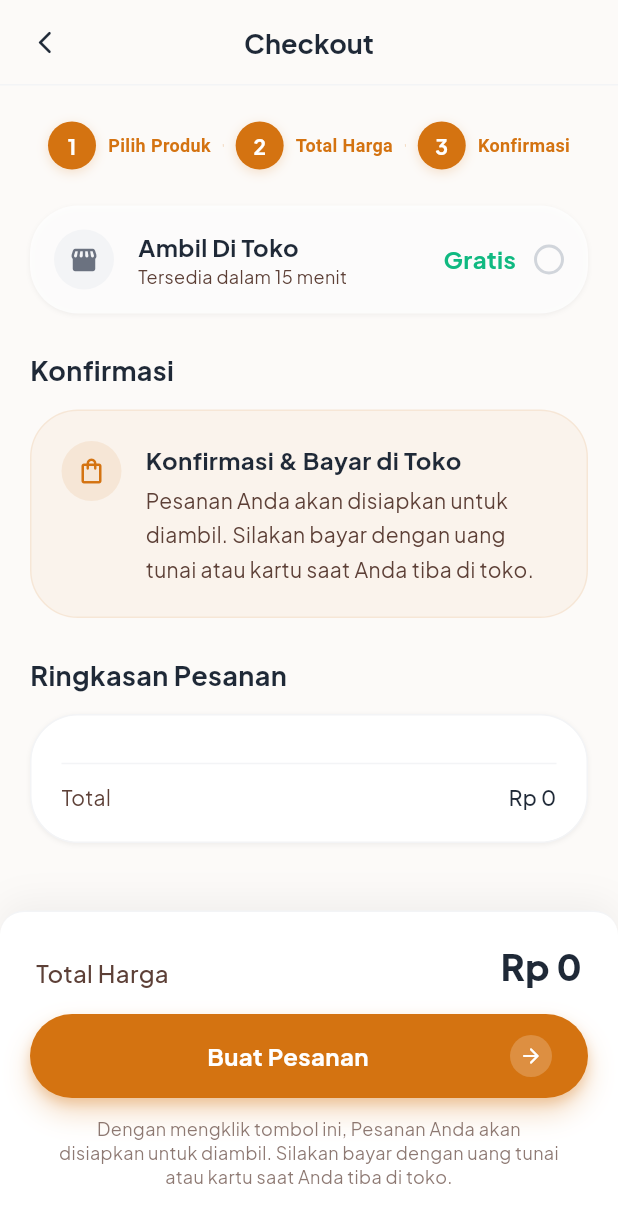
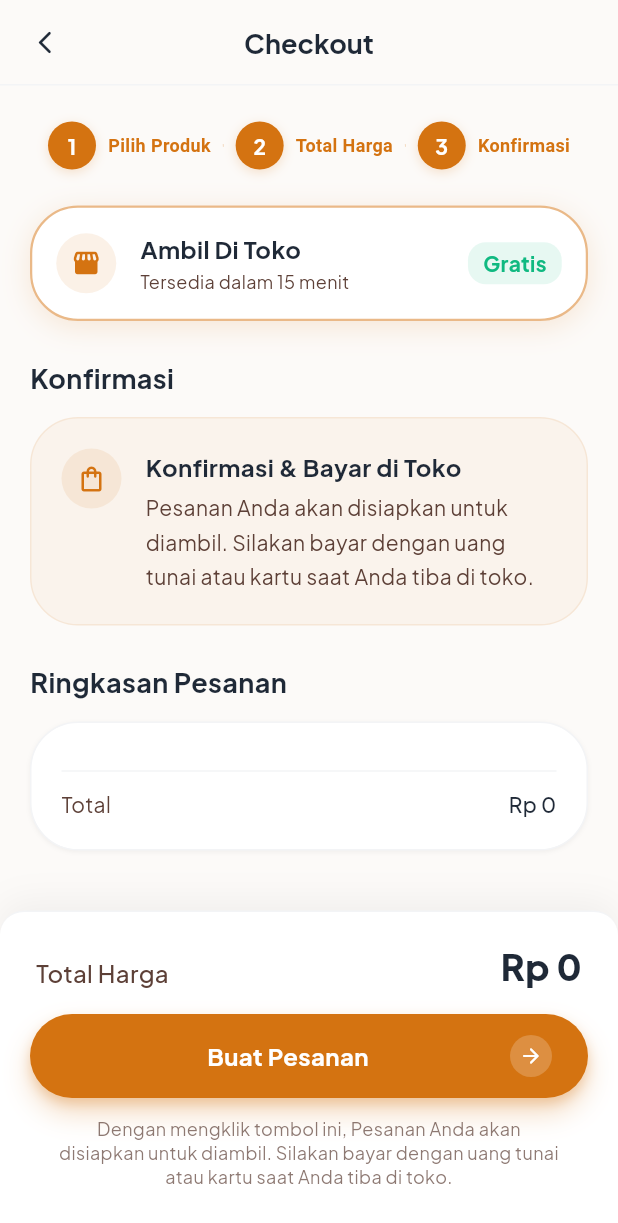
Before and after one commit to mrafiabi123-crypto/project_roti_515, a Flutter app: the CheckoutScreen screen opened by its route, on a phone screen of 412 x 824 dp. Shown: the top 1223 px of the screen. Run offline on Flutter 3.47's test engine with Material 3 defaults, Android fonts, the phone set to English and light mode, and no system bars; our stand-ins replace device_preview, fl_chart, font_awesome_flutter, google_fonts, google_sign_in, image_picker and 2 more; missing offline and left inert: dart:ui_web; accounts and stored records are empty.

Commit message:
feat: implementasi alur checkout dan sukses pembayaran

```diff
--- a/lib/features/cart/screens/checkout_screen.dart
+++ b/lib/features/cart/screens/checkout_screen.dart
@@ -4,12 +4,12 @@ import 'package:provider/provider.dart';
 import 'package:http/http.dart' as http;
 import 'package:google_fonts/google_fonts.dart';
 
-import '../../../core/constants/app_colors.dart';
 import '../../../routes/app_routes.dart';
 import '../../auth/providers/auth_provider.dart';
 import '../providers/cart_provider.dart';
 import '../widgets/checkout_widgets.dart';
 import '../../../core/network/api_service.dart';
+import 'package:roti_515/core/theme/app_theme.dart';
 
 class CheckoutScreen extends StatefulWidget {
   const CheckoutScreen({super.key});
@@ -19,7 +19,7 @@ class CheckoutScreen extends StatefulWidget {
 }
 class _CheckoutScreenState extends State<CheckoutScreen> {
   bool _isOrdering = false;
-  static const int _deliveryFee = 0;
+  static final int _deliveryFee = 0;
   String _guestAddress = "Ambil Di Toko";
 
   @override
@@ -89,10 +89,8 @@ class _CheckoutScreenState extends State<CheckoutScreen> {
       );
 
       if (response.statusCode == 200) {
-        // Generasi kode pesanan unik (Contoh: ORD-X7A1)
-        final String timestampStr = DateTime.now().millisecondsSinceEpoch.toRadixString(36).toUpperCase();
-        final String randomStr = timestampStr.substring(timestampStr.length.clamp(4, 99) - 4);
-        final String orderCode = 'ORD-$randomStr';
+        final data = jsonDecode(response.body);
+        final String orderCode = data['order_ref'] ?? '#ROTI515-${data['order_id']}';
 
         cart.clearCart();
         if (!context.mounted) return;
@@ -113,8 +111,8 @@ class _CheckoutScreenState extends State<CheckoutScreen> {
       ScaffoldMessenger.of(currentContext).showSnackBar(
         SnackBar(
           content: Text("Error: $e",
-              style: GoogleFonts.plusJakartaSans(color: AppColors.white)),
-          backgroundColor: AppColors.error,
+              style: GoogleFonts.plusJakartaSans(color: context.colors.white)),
+          backgroundColor: context.colors.error,
         ),
       );
     } finally {
@@ -129,18 +127,18 @@ class _CheckoutScreenState extends State<CheckoutScreen> {
     final cart = Provider.of<CartProvider>(context);
 
     return Scaffold(
-      backgroundColor: AppColors.bgColor,
+      backgroundColor: context.colors.bgColor,
       appBar: _buildAppBar(),
       body: Stack(
         children: [
           SingleChildScrollView(
-            padding: const EdgeInsets.only(bottom: 220),
+            padding: EdgeInsets.only(bottom: 220),
             child: Column(
               crossAxisAlignment: CrossAxisAlignment.start,
               children: [
-                const CheckoutStepper(),
-                const CheckoutDeliveryOption(),
-                const CheckoutConfirmationCard(),
+                CheckoutStepper(),
+                CheckoutDeliveryOption(),
+                CheckoutConfirmationCard(),
                 CheckoutOrderSummary(cart: cart, deliveryFee: _deliveryFee),
               ],
             ),
@@ -161,7 +159,7 @@ class _CheckoutScreenState extends State<CheckoutScreen> {
 
   PreferredSizeWidget _buildAppBar() {
     return AppBar(
-      backgroundColor: AppColors.bgColor.withValues(alpha: 0.95),
+      backgroundColor: context.colors.bgColor.withValues(alpha: 0.95),
       elevation: 0,
       scrolledUnderElevation: 0,
       leadingWidth: 60,
@@ -171,9 +169,9 @@ class _CheckoutScreenState extends State<CheckoutScreen> {
           child: Container(
             width: 40,
             height: 40,
-            decoration: const BoxDecoration(shape: BoxShape.circle),
-            child: const Icon(Icons.arrow_back_ios_new_rounded,
-                color: AppColors.textDark, size: 18),
+            decoration: BoxDecoration(shape: BoxShape.circle),
+            child: Icon(Icons.arrow_back_ios_new_rounded,
+                color: context.colors.textDark, size: 18),
           ),
         ),
       ),
@@ -181,15 +179,15 @@ class _CheckoutScreenState extends State<CheckoutScreen> {
       title: Text(
         'Checkout',
         style: GoogleFonts.plusJakartaSans(
-          color: AppColors.textDark,
+          color: context.colors.textDark,
           fontWeight: FontWeight.w700,
           fontSize: 18,
           height: 22.5 / 18,
         ),
       ),
       bottom: PreferredSize(
-        preferredSize: const Size.fromHeight(1),
-        child: Container(color: const Color(0xFFF3F4F6), height: 1),
+        preferredSize: Size.fromHeight(1),
+        child: Container(color: Color(0xFFF3F4F6), height: 1),
       ),
     );
   }
--- a/lib/features/cart/widgets/checkout/checkout_confirmation_card.dart
+++ b/lib/features/cart/widgets/checkout/checkout_confirmation_card.dart
@@ -1,6 +1,6 @@
 import 'package:flutter/material.dart';
-import '../../../../core/constants/app_colors.dart';
 import 'checkout_styles.dart';
+import 'package:roti_515/core/theme/app_theme.dart';
 
 /// Kartu konfirmasi bayar di toko.
 class CheckoutConfirmationCard extends StatelessWidget {
@@ -13,38 +13,38 @@ class CheckoutConfirmationCard extends StatelessWidget {
           crossAxisAlignment: CrossAxisAlignment.start,
           children: [
             Text('Konfirmasi',
-                style: jakartaBold(18, AppColors.textDark, height: 28 / 18)),
-            const SizedBox(height: 12),
+                style: jakartaBold(18, context.colors.textDark, height: 28 / 18)),
+            SizedBox(height: 12),
             Container(
-              padding: const EdgeInsets.all(20),
+              padding: EdgeInsets.all(20),
               decoration: BoxDecoration(
-                color: AppColors.primaryOrange.withValues(alpha: 0.05),
+                color: context.colors.primaryOrange.withValues(alpha: 0.05),
                 borderRadius: BorderRadius.circular(32),
                 border: Border.all(
-                    color: AppColors.primaryOrange.withValues(alpha: 0.10)),
+                    color: context.colors.primaryOrange.withValues(alpha: 0.10)),
               ),
               child: Row(
                 crossAxisAlignment: CrossAxisAlignment.start,
                 children: [
                   CircleIconWidget(
                     icon: Icons.shopping_bag_outlined,
-                    bg: AppColors.primaryOrange.withValues(alpha: 0.10),
-                    color: AppColors.primaryOrange,
-                    margin: const EdgeInsets.only(right: 16),
+                    bg: context.colors.primaryOrange.withValues(alpha: 0.10),
+                    color: context.colors.primaryOrange,
+                    margin: EdgeInsets.only(right: 16),
                   ),
                   Expanded(
                     child: Column(
                       crossAxisAlignment: CrossAxisAlignment.start,
                       children: [
                         Text('Konfirmasi & Bayar di Toko',
-                            style: jakartaBold(16, AppColors.textDark,
+                            style: jakartaBold(16, context.colors.textDark,
                                 height: 24 / 16)),
-                        const SizedBox(height: 4),
+                        SizedBox(height: 4),
                         Text(
                           'Pesanan Anda akan disiapkan untuk diambil. '
                           'Silakan bayar dengan uang tunai atau kartu '
                           'saat Anda tiba di toko.',
-                          style: jakartaRegular(14, AppColors.textBrown,
+                          style: jakartaRegular(14, context.colors.textBrown,
                               height: 1.625),
                         ),
                       ],
--- a/lib/features/cart/widgets/checkout/checkout_delivery_option.dart
+++ b/lib/features/cart/widgets/checkout/checkout_delivery_option.dart
@@ -1,6 +1,6 @@
 import 'package:flutter/material.dart';
-import '../../../../core/constants/app_colors.dart';
 import 'checkout_styles.dart';
+import 'package:roti_515/core/theme/app_theme.dart';
 
 /// Opsi pengambilan produk — "Ambil Di Toko".
 class CheckoutDeliveryOption extends StatelessWidget {
@@ -10,41 +10,49 @@ class CheckoutDeliveryOption extends StatelessWidget {
   Widget build(BuildContext context) => Padding(
         padding: kSectionPadding,
         child: Container(
-          padding: const EdgeInsets.all(16),
+          padding: EdgeInsets.all(16),
           decoration: BoxDecoration(
-            color: AppColors.white.withValues(alpha: 0.80),
+            color: context.colors.white,
             borderRadius: BorderRadius.circular(32),
-            boxShadow: kCardShadow,
+            boxShadow: [
+              BoxShadow(
+                color: context.colors.primaryOrange.withValues(alpha: 0.15),
+                blurRadius: 16,
+                offset: Offset(0, 4),
+              )
+            ],
+            border: Border.all(
+              color: context.colors.primaryOrange.withValues(alpha: 0.5),
+              width: 1.5,
+            ),
           ),
           child: Row(
             children: [
               CircleIconWidget(
                 icon: Icons.storefront_rounded,
-                bg: const Color(0xFFF3F4F6),
-                color: const Color(0xFF6B7280),
-                margin: const EdgeInsets.only(right: 16),
+                bg: context.colors.primaryOrange.withValues(alpha: 0.1),
+                color: context.colors.primaryOrange,
+                margin: EdgeInsets.only(right: 16),
               ),
               Expanded(
                 child: Column(
                   crossAxisAlignment: CrossAxisAlignment.start,
                   children: [
                     Text('Ambil Di Toko',
-                        style: jakartaBold(16, AppColors.textDark)),
+                        style: jakartaBold(16, context.colors.textDark)),
+                    SizedBox(height: 2),
                     Text('Tersedia dalam 15 menit',
-                        style: jakartaRegular(12, AppColors.textBrown)),
+                        style: jakartaRegular(12, context.colors.textBrown)),
                   ],
                 ),
               ),
-              Text('Gratis', style: jakartaBold(16, AppColors.success)),
-              const SizedBox(width: 12),
               Container(
-                width: 20,
-                height: 20,
+                padding: EdgeInsets.symmetric(horizontal: 10, vertical: 4),
                 decoration: BoxDecoration(
-                  shape: BoxShape.circle,
-                  border:
-                      Border.all(color: const Color(0xFFD1D5DB), width: 2),
+                  color: context.colors.success.withValues(alpha: 0.1),
+                  borderRadius: BorderRadius.circular(12),
                 ),
+                child: Text('Gratis', style: jakartaBold(14, context.colors.success)),
               ),
             ],
           ),
--- a/lib/features/cart/widgets/checkout/checkout_order_summary.dart
+++ b/lib/features/cart/widgets/checkout/checkout_order_summary.dart
@@ -1,8 +1,8 @@
 import 'package:flutter/material.dart';
-import '../../../../core/constants/app_colors.dart';
 import '../../../../core/utils/price_formatter.dart';
 import '../../providers/cart_provider.dart';
 import 'checkout_styles.dart';
+import 'package:roti_515/core/theme/app_theme.dart';
 
 /// Ringkasan produk yang dipesan + total harga.
 class CheckoutOrderSummary extends StatelessWidget {
@@ -19,14 +19,14 @@ class CheckoutOrderSummary extends StatelessWidget {
           crossAxisAlignment: CrossAxisAlignment.start,
           children: [
             Text('Ringkasan Pesanan',
-                style: jakartaBold(18, AppColors.textDark, height: 28 / 18)),
-            const SizedBox(height: 12),
+                style: jakartaBold(18, context.colors.textDark, height: 28 / 18)),
+            SizedBox(height: 12),
             Container(
-              padding: const EdgeInsets.all(20),
+              padding: EdgeInsets.all(20),
               decoration: BoxDecoration(
-                color: AppColors.white,
+                color: context.colors.white,
                 borderRadius: BorderRadius.circular(32),
-                border: Border.all(color: const Color(0xFFF3F4F6)),
+                border: Border.all(color: Color(0xFFF3F4F6)),
                 boxShadow: kCardShadow,
               ),
               child: Column(
@@ -39,15 +39,15 @@ class CheckoutOrderSummary extends StatelessWidget {
                       showDivider: i < cart.items.length - 1,
                     ),
                   ),
-                  const Divider(color: Color(0xFFF3F4F6), height: 24),
+                  Divider(color: Color(0xFFF3F4F6), height: 24),
                   Row(
                     mainAxisAlignment: MainAxisAlignment.spaceBetween,
                     children: [
                       Text('Total',
-                          style: jakartaRegular(14, AppColors.textBrown)),
+                          style: jakartaRegular(14, context.colors.textBrown)),
                       Text(
                           'Rp ${formatRupiah(cart.totalPrice + deliveryFee)}',
-                          style: jakartaMedium(14, AppColors.textDark)),
+                          style: jakartaMedium(14, context.colors.textDark)),
                     ],
                   ),
                 ],
@@ -87,7 +87,7 @@ class _SummaryItem extends StatelessWidget {
                     fit: BoxFit.cover,
                   ),
                 ),
-                const SizedBox(width: 16),
+                SizedBox(width: 16),
                 Expanded(
                   child: Column(
                     crossAxisAlignment: CrossAxisAlignment.start,
@@ -98,29 +98,29 @@ class _SummaryItem extends StatelessWidget {
                         children: [
                           Expanded(
                             child: Text(product.name,
-                                style: jakartaBold(14, AppColors.textDark,
+                                style: jakartaBold(14, context.colors.textDark,
                                     height: 20 / 14),
                                 maxLines: 1,
                                 overflow: TextOverflow.ellipsis),
                           ),
-                          const SizedBox(width: 8),
+                          SizedBox(width: 8),
                           Text('Rp ${formatRupiah(product.price)}',
-                              style: jakartaBold(14, AppColors.textDark,
+                              style: jakartaBold(14, context.colors.textDark,
                                   height: 20 / 14)),
                         ],
                       ),
-                      const SizedBox(height: 4),
+                      SizedBox(height: 4),
                       Text(
                         product.description.isNotEmpty
                             ? product.description
                             : 'Roti 515',
-                        style: pontano(12, AppColors.textGrey),
+                        style: pontano(12, context.colors.textGrey),
                         maxLines: 1,
                         overflow: TextOverflow.ellipsis,
                       ),
-                      const SizedBox(height: 4),
+                      SizedBox(height: 4),
                       Text('Jumlah : $qty',
-                          style: pontano(12, AppColors.primaryOrange,
+                          style: pontano(12, context.colors.primaryOrange,
                               weight: FontWeight.w600)),
                     ],
                   ),
@@ -129,7 +129,7 @@ class _SummaryItem extends StatelessWidget {
             ),
           ),
           if (showDivider)
-            const Divider(color: Color(0xFFF3F4F6), height: 16),
+            Divider(color: Color(0xFFF3F4F6), height: 16),
         ],
       );
 }
--- a/lib/features/cart/widgets/checkout/checkout_stepper.dart
+++ b/lib/features/cart/widgets/checkout/checkout_stepper.dart
@@ -1,6 +1,6 @@
 import 'package:flutter/material.dart';
-import '../../../../core/constants/app_colors.dart';
 import 'checkout_styles.dart';
+import 'package:roti_515/core/theme/app_theme.dart';
 
 /// Progress stepper 3 langkah di atas halaman checkout.
 class CheckoutStepper extends StatelessWidget {
@@ -8,13 +8,13 @@ class CheckoutStepper extends StatelessWidget {
 
   @override
   Widget build(BuildContext context) => Padding(
-        padding: const EdgeInsets.symmetric(horizontal: 32, vertical: 24),
+        padding: EdgeInsets.symmetric(horizontal: 32, vertical: 24),
         child: Row(
           children: [
             _StepItem(num: '1', label: 'Pilih Produk'),
-            const Expanded(child: _StepLine()),
+            Expanded(child: _StepLine()),
             _StepItem(num: '2', label: 'Total Harga'),
-            const Expanded(child: _StepLine()),
+            Expanded(child: _StepLine()),
             _StepItem(num: '3', label: 'Konfirmasi'),
           ],
         ),
@@ -34,26 +34,26 @@ class _StepItem extends StatelessWidget {
             width: 32,
             height: 32,
             decoration: BoxDecoration(
-              color: AppColors.primaryOrange,
+              color: context.colors.primaryOrange,
               shape: BoxShape.circle,
               boxShadow: [
                 BoxShadow(
-                    color: AppColors.primaryOrange.withValues(alpha: 0.20),
+                    color: context.colors.primaryOrange.withValues(alpha: 0.20),
                     blurRadius: 6,
-                    offset: const Offset(0, 2)),
+                    offset: Offset(0, 2)),
               ],
             ),
             child: Center(
               child: Text(num,
-                  style: const TextStyle(
-                      color: AppColors.white,
+                  style: TextStyle(
+                      color: context.colors.white,
                       fontWeight: FontWeight.w700,
                       fontSize: 14)),
             ),
           ),
-          const SizedBox(width: 8),
+          SizedBox(width: 8),
           Text(label,
-              style: pontano(12, AppColors.primaryOrange,
+              style: pontano(12, context.colors.primaryOrange,
                   weight: FontWeight.w600)),
         ],
       );
@@ -65,9 +65,9 @@ class _StepLine extends StatelessWidget {
   @override
   Widget build(BuildContext context) => Container(
         height: 2,
-        margin: const EdgeInsets.symmetric(horizontal: 8),
+        margin: EdgeInsets.symmetric(horizontal: 8),
         decoration: BoxDecoration(
-          color: AppColors.primaryOrange.withValues(alpha: 0.30),
+          color: context.colors.primaryOrange.withValues(alpha: 0.30),
           borderRadius: BorderRadius.circular(999),
         ),
       );
--- a/lib/features/cart/widgets/checkout/checkout_sticky_bottom.dart
+++ b/lib/features/cart/widgets/checkout/checkout_sticky_bottom.dart
@@ -1,8 +1,8 @@
 import 'package:flutter/material.dart';
-import '../../../../core/constants/app_colors.dart';
 import '../../../../core/utils/price_formatter.dart';
 import '../../providers/cart_provider.dart';
 import 'checkout_styles.dart';
+import 'package:roti_515/core/theme/app_theme.dart';
 
 /// Bottom bar sticky: total harga + tombol "Buat Pesanan".
 class CheckoutStickyBottom extends StatelessWidget {
@@ -24,9 +24,9 @@ class CheckoutStickyBottom extends StatelessWidget {
     final grandTotal = cart.totalPrice + deliveryFee;
 
     return Container(
-      padding: const EdgeInsets.fromLTRB(20, 20, 20, 32),
-      decoration: const BoxDecoration(
-        color: AppColors.white,
+      padding: EdgeInsets.fromLTRB(20, 20, 20, 32),
+      decoration: BoxDecoration(
+        color: context.colors.white,
         borderRadius: BorderRadius.vertical(top: Radius.circular(16)),
         border: Border(top: BorderSide(color: Color(0xFFF3F4F6))),
         boxShadow: [
@@ -41,39 +41,39 @@ class CheckoutStickyBottom extends StatelessWidget {
         children: [
           // Total harga
           Padding(
-            padding: const EdgeInsets.symmetric(horizontal: 4),
+            padding: EdgeInsets.symmetric(horizontal: 4),
             child: Row(
               mainAxisAlignment: MainAxisAlignment.spaceBetween,
               crossAxisAlignment: CrossAxisAlignment.end,
               children: [
                 Text('Total Harga',
-                    style: jakartaMedium(16, AppColors.textBrown)),
+                    style: jakartaMedium(16, context.colors.textBrown)),
                 Text('Rp ${formatRupiah(grandTotal)}',
-                    style: jakartaBold(24, AppColors.textDark, height: 32 / 24)
+                    style: jakartaBold(24, context.colors.textDark, height: 32 / 24)
                         .copyWith(fontWeight: FontWeight.w800)),
               ],
             ),
           ),
-          const SizedBox(height: 16),
+          SizedBox(height: 16),
 
           // Tombol pesan
           GestureDetector(
             onTap: isOrdering ? null : onOrder,
             child: Container(
               height: 56,
-              padding: const EdgeInsets.symmetric(horizontal: 24),
+              padding: EdgeInsets.symmetric(horizontal: 24),
               decoration: BoxDecoration(
-                color: AppColors.primaryOrange,
+                color: context.colors.primaryOrange,
                 borderRadius: BorderRadius.circular(9999),
                 boxShadow: [
                   BoxShadow(
-                      color: AppColors.primaryOrange.withValues(alpha: 0.25),
+                      color: context.colors.primaryOrange.withValues(alpha: 0.25),
                       blurRadius: 6,
-                      offset: const Offset(0, 4)),
+                      offset: Offset(0, 4)),
                   BoxShadow(
-                      color: AppColors.primaryOrange.withValues(alpha: 0.25),
+                      color: context.colors.primaryOrange.withValues(alpha: 0.25),
                       blurRadius: 15,
-                      offset: const Offset(0, 10)),
+                      offset: Offset(0, 10)),
                 ],
               ),
               child: Row(
@@ -82,38 +82,38 @@ class CheckoutStickyBottom extends StatelessWidget {
                   Expanded(
                     child: Text('Buat Pesanan',
                         textAlign: TextAlign.center,
-                        style: jakartaBold(16, AppColors.white)),
+                        style: jakartaBold(16, context.colors.white)),
                   ),
                   isOrdering
-                      ? const SizedBox(
+                      ? SizedBox(
                           width: 24,
                           height: 24,
                           child: CircularProgressIndicator(
-                              color: AppColors.white, strokeWidth: 2.5))
+                              color: context.colors.white, strokeWidth: 2.5))
                       : Container(
-                          padding: const EdgeInsets.all(6),
+                          padding: EdgeInsets.all(6),
                           decoration: BoxDecoration(
-                            color: AppColors.white.withValues(alpha: 0.20),
+                            color: context.colors.white.withValues(alpha: 0.20),
                             shape: BoxShape.circle,
                           ),
-                          child: const Icon(Icons.arrow_forward_rounded,
-                              color: AppColors.white, size: 16),
+                          child: Icon(Icons.arrow_forward_rounded,
+                              color: context.colors.white, size: 16),
                         ),
                 ],
               ),
             ),
           ),
-          const SizedBox(height: 12),
+          SizedBox(height: 12),
 
           // Disclaimer
           Padding(
-            padding: const EdgeInsets.symmetric(horizontal: 16),
+            padding: EdgeInsets.symmetric(horizontal: 16),
             child: Text(
               'Dengan mengklik tombol ini, Pesanan Anda akan disiapkan '
               'untuk diambil. Silakan bayar dengan uang tunai atau kartu '
               'saat Anda tiba di toko.',
               textAlign: TextAlign.center,
-              style: jakartaRegular(12, AppColors.textBrown.withValues(alpha: 0.70),
+              style: jakartaRegular(12, context.colors.textBrown.withValues(alpha: 0.70),
                   height: 16 / 12),
             ),
           ),
--- a/lib/features/cart/widgets/checkout/checkout_styles.dart
+++ b/lib/features/cart/widgets/checkout/checkout_styles.dart
@@ -21,9 +21,9 @@ TextStyle pontano(double size, Color color,
 
 // ── Shared constants ──────────────────────────────────────────────────────────
 
-const kSectionPadding = EdgeInsets.only(left: 20, right: 20, bottom: 24);
+final kSectionPadding = EdgeInsets.only(left: 20, right: 20, bottom: 24);
 
-const kCardShadow = [
+final kCardShadow = [
   BoxShadow(color: Color(0x0D000000), blurRadius: 2, offset: Offset(0, 1))
 ];
 
```
Also changed, not shown: lib/features/cart/screens/checkout_success_screen.dart (+31 -31 lines).
